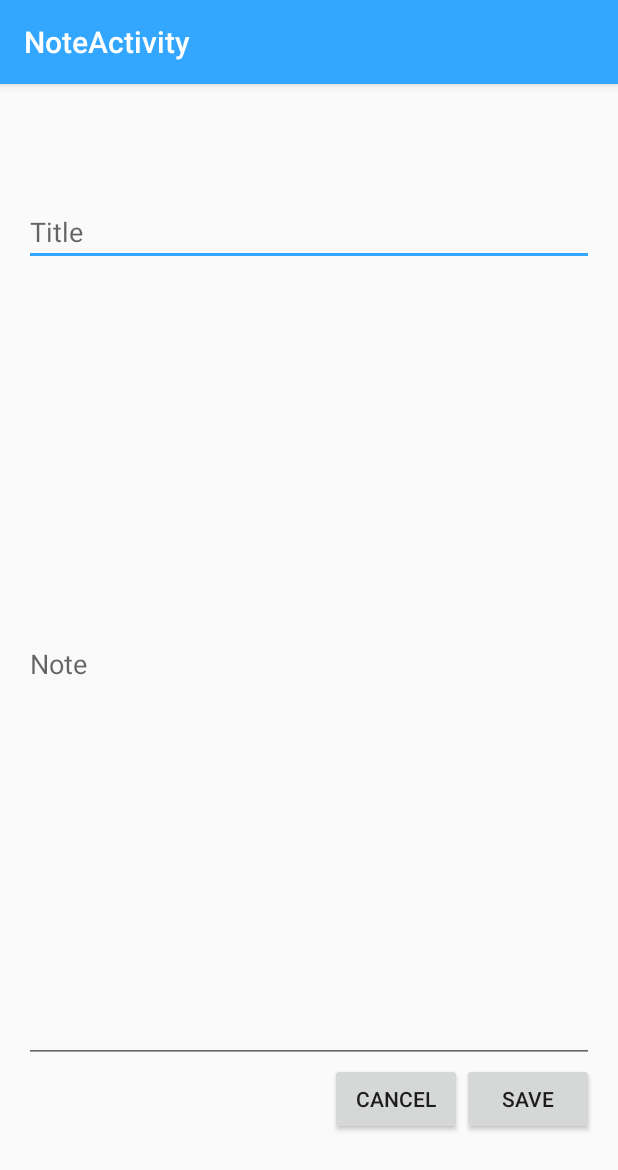
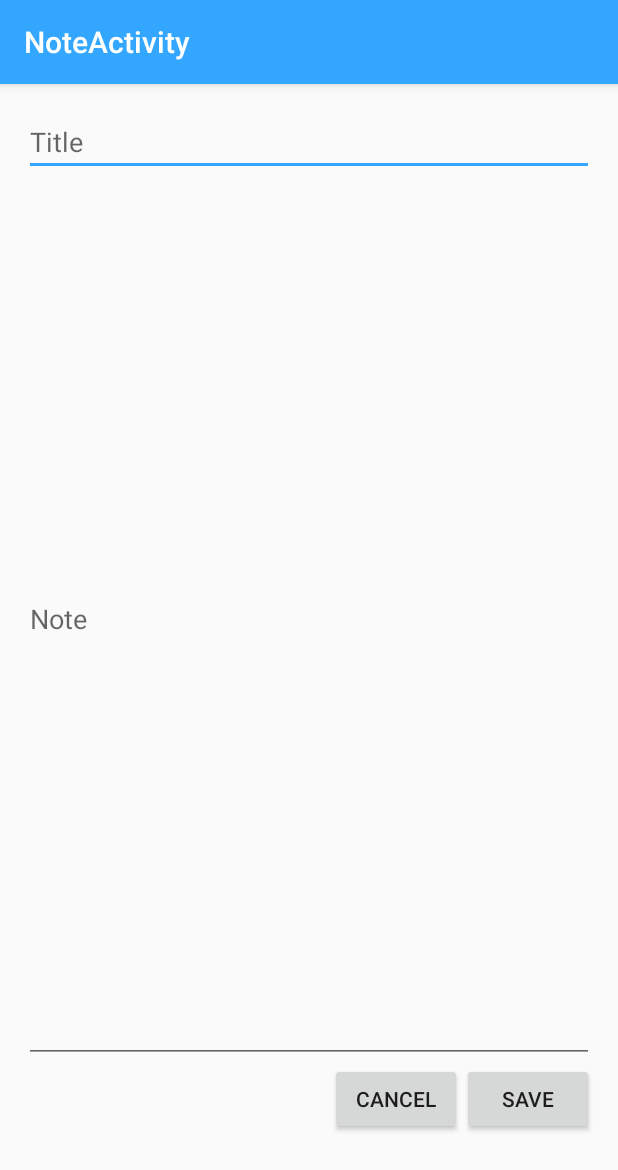
Before and after one commit to ymayou/cozy, an Android app: the NoteActivity screen opened directly, with no data from a screen before it, on a phone screen of 412 x 824 dp. Shown: the top 1170 px of the screen. Run offline under Robolectric (Android 15) with nearby library versions, the phone set to English and light mode, and no system bars.

Commit message:
Correction graphique

```diff
--- a/app/src/main/res/layout/content_note.xml
+++ b/app/src/main/res/layout/content_note.xml
@@ -13,17 +13,16 @@
     tools:showIn="@layout/activity_note">
 
     <EditText
-        android:layout_width="fill_parent"
+        android:layout_width="match_parent"
         android:layout_height="wrap_content"
         android:id="@+id/noteTitle"
         android:hint="Title"
         android:layout_alignParentTop="true"
-        android:layout_alignParentStart="true"
-        android:layout_marginTop="60dp" />
+        android:layout_alignParentEnd="true" />
 
     <EditText
         android:layout_width="wrap_content"
-        android:layout_height="match_parent"
+        android:layout_height="wrap_content"
         android:inputType="textMultiLine"
         android:ems="10"
         android:id="@+id/noteContent"
```
